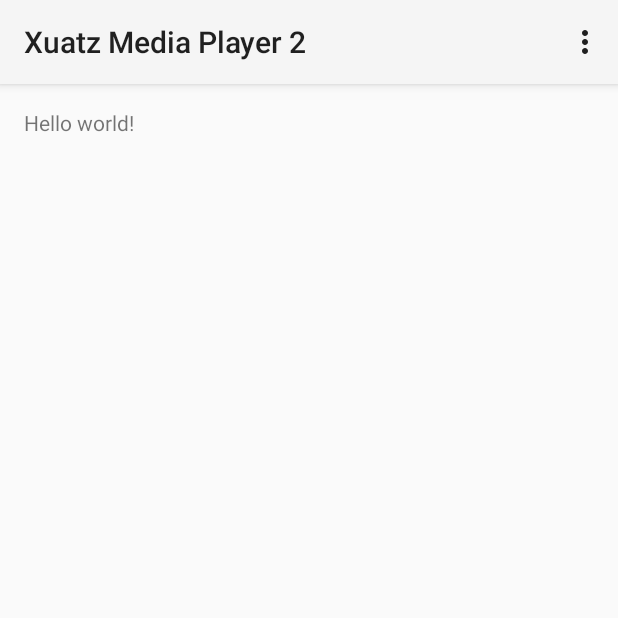
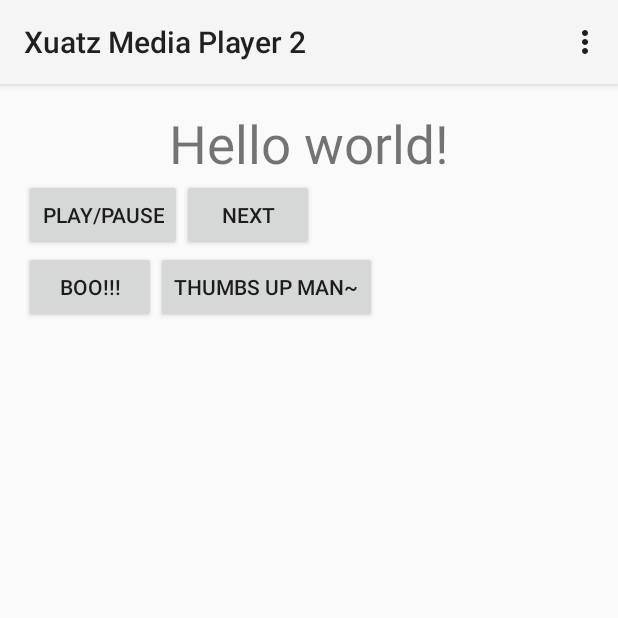
Before and after one commit to xuatz/XMPv2, an Android app: the screen it shows after launch (MainActivity), on a phone screen of 412 x 824 dp, the top half of it. Run offline under Robolectric (Android 15) with nearby library versions, the phone set to English and light mode, and no system bars; libraries missing offline, so code that uses them is left out: io.realm; 8 statements that could not run were skipped.

Commit message:
implemented play/pause and next buttons as well as handle intent broadcast + receivers with the introduction of broadcast intents, updateScreen() was also implemented to display current playing song. pending future work on dataCollection (skipped songs, thumbs up and down etc)

```diff
--- a/app/src/main/java/com/xuatzsolutions/xuatzmediaplayer2/MainActivity.java
+++ b/app/src/main/java/com/xuatzsolutions/xuatzmediaplayer2/MainActivity.java
@@ -2,9 +2,11 @@ package com.xuatzsolutions.xuatzmediaplayer2;
 
 import android.app.Activity;
 import android.app.ProgressDialog;
+import android.content.BroadcastReceiver;
 import android.content.ComponentName;
 import android.content.Context;
 import android.content.Intent;
+import android.content.IntentFilter;
 import android.content.ServiceConnection;
 import android.os.AsyncTask;
 import android.os.Bundle;
@@ -12,6 +14,9 @@ import android.os.IBinder;
 import android.util.Log;
 import android.view.Menu;
 import android.view.MenuItem;
+import android.view.View;
+import android.widget.Button;
+import android.widget.TextView;
 
 import com.xuatzsolutions.xuatzmediaplayer2.HelperClasses.MySongManager;
 import com.xuatzsolutions.xuatzmediaplayer2.Models.Track;
@@ -22,6 +27,10 @@ import io.realm.RealmResults;
 
 public class MainActivity extends Activity {
 
+
+    private static final String INTENT_BASE_NAME = "com.xuatzsolutions.xuatzmediaplayer2.MainActivity";
+    public static final String INTENT_PLAY_PAUSE = INTENT_BASE_NAME + ".PLAY_PAUSE_CLICKED";
+    public static final String INTENT_NEXT = INTENT_BASE_NAME + ".NEXT_CLICKED";
     private final String TAG = "MainActivity";
 
     MediaPlayerService mService;
@@ -29,6 +38,12 @@ public class MainActivity extends Activity {
 
     Realm realm = null;
 
+    private BroadcastReceiver mReceiver;
+    private IntentFilter intentFilter;
+
+    private TextView tvCurrentTrackTitle;
+    private Button btnPlayPause;
+    private Button btnNext;
 
     public void initService() {
         Log.d(TAG, "initService()");
@@ -39,11 +54,70 @@ public class MainActivity extends Activity {
     }
 
     @Override
+    protected void onCreate(Bundle savedInstanceState) {
+        super.onCreate(savedInstanceState);
+        setContentView(R.layout.activity_main);
+
+        realm = Realm.getInstance(MainActivity.this);
+
+        new PopulateSongLibrary().execute();
+
+        tvCurrentTrackTitle = (TextView) findViewById(R.id.tv_current_song_title);
+
+        mReceiver = new BroadcastReceiver() {
+            @Override
+            public void onReceive(Context context, Intent intent) {
+                if (intent.getAction().equals(MediaPlayerService.INTENT_MP_READY)) {
+                    Log.d(TAG, "onReceive() INTENT_MP_READY");
+                    //updateScreenAndRemoveNotiIfVisible();
+
+                    if (mService.getCurrentTrack() != null) {
+                        updateScreen();
+                    }
+                }
+            }
+        };
+
+        btnPlayPause = (Button) findViewById(R.id.btn_play_pause);
+        btnPlayPause.setOnClickListener(new View.OnClickListener() {
+            @Override
+            public void onClick(View v) {
+                sendBroadcast(new Intent().setAction(INTENT_PLAY_PAUSE));
+            }
+        });
+
+        btnNext = (Button) findViewById(R.id.btn_next);
+        btnNext.setOnClickListener(new View.OnClickListener() {
+            @Override
+            public void onClick(View v) {
+                sendBroadcast(new Intent().setAction(INTENT_NEXT));
+            }
+        });
+
+        intentFilter = new IntentFilter();
+        intentFilter.addAction(MediaPlayerService.INTENT_MP_READY);
+    }
+
+    @Override
     protected void onStart() {
         Log.d(TAG, "onStart()");
         super.onStart();
 
         initService();
+    }
+
+    @Override
+    protected void onResume() {
+        super.onResume();
+
+        this.registerReceiver(mReceiver, intentFilter);
+
+        Log.d(TAG, "mBound: " + mBound);
+        if (mBound) {
+            if (mService.isPlaying()) {
+                updateScreen();
+            }
+        }
     }
 
     @Override
@@ -59,9 +133,9 @@ public class MainActivity extends Activity {
         // Unbind from the service
         if (mBound) {
             unbindService(mConnection);
-            //mBound = false;
+            Log.d(TAG, "If mBound is true, there is a problem (xz, dun remove this really): " + mBound);
 
-            Log.d(TAG, "If mBound is false, something is wrong: " + mBound);
+            mBound = false; //TODO hopefully gt a better way to make it false den doing it manually
         }
     }
 
@@ -70,8 +144,9 @@ public class MainActivity extends Activity {
         super.onDestroy();
         Log.d(TAG, "onDestroy()");
 
-        //TODO until i have a stop button, we will kil the service onDestroy
-        stopService(new Intent(this, MediaPlayerService.class));
+        //stopService(new Intent(this, MediaPlayerService.class));
+
+        this.unregisterReceiver(mReceiver);
     }
 
     /** Defines callbacks for service binding, passed to bindService() */
@@ -86,25 +161,17 @@ public class MainActivity extends Activity {
             //for dev purpose, auto-start MP upon bound
             if (!mService.isPlaying()) {
                 mService.prepNextSong();
+            } else {
+                updateScreen();
             }
         }
 
         @Override
         public void onServiceDisconnected(ComponentName arg0) {
+            Log.d(TAG, "onServiceDisconnected()");
             mBound = false;
         }
     };
-
-
-    @Override
-    protected void onCreate(Bundle savedInstanceState) {
-        super.onCreate(savedInstanceState);
-        setContentView(R.layout.activity_main);
-
-        realm = Realm.getInstance(MainActivity.this);
-
-        new PopulateSongLibrary().execute();
-    }
 
     @Override
     public boolean onCreateOptionsMenu(Menu menu) {
@@ -128,7 +195,11 @@ public class MainActivity extends Activity {
         return super.onOptionsItemSelected(item);
     }
 
+    private void updateScreen() {
+        Log.d(TAG, "updateScreen()");
 
+        tvCurrentTrackTitle.setText(mService.getCurrentTrack().getTitle());
+    }
 
 
     private class PopulateSongLibrary extends AsyncTask<Void, Void, Void> {
--- a/app/src/main/res/layout/activity_main.xml
+++ b/app/src/main/res/layout/activity_main.xml
@@ -6,6 +6,42 @@
     android:paddingBottom="@dimen/activity_vertical_margin" tools:context=".MainActivity">
 
     <TextView android:text="@string/hello_world" android:layout_width="wrap_content"
-        android:layout_height="wrap_content" />
+        android:layout_height="wrap_content"
+        android:id="@+id/tv_current_song_title"
+        android:layout_alignParentTop="true"
+        android:layout_centerHorizontal="true"
+        android:textSize="35sp" />
+
+    <Button
+        android:layout_width="wrap_content"
+        android:layout_height="wrap_content"
+        android:text="Play/Pause"
+        android:id="@+id/btn_play_pause"
+        android:layout_below="@+id/tv_current_song_title"
+        android:layout_alignParentStart="true" />
+
+    <Button
+        android:layout_width="wrap_content"
+        android:layout_height="wrap_content"
+        android:text="Next"
+        android:id="@+id/btn_next"
+        android:layout_alignTop="@+id/btn_play_pause"
+        android:layout_toEndOf="@+id/btn_play_pause" />
+
+    <Button
+        android:layout_width="wrap_content"
+        android:layout_height="wrap_content"
+        android:text="Thumbs Up Man~"
+        android:id="@+id/btn_like"
+        android:layout_below="@+id/btn_play_pause"
+        android:layout_toEndOf="@+id/btn_dislike" />
+
+    <Button
+        android:layout_width="wrap_content"
+        android:layout_height="wrap_content"
+        android:text="BOO!!!"
+        android:id="@+id/btn_dislike"
+        android:layout_below="@+id/btn_play_pause"
+        android:layout_alignParentStart="true" />
 
 </RelativeLayout>
```
Also changed, not shown: app/src/main/java/com/xuatzsolutions/xuatzmediaplayer2/Services/MediaPlayerService.java (+42 -0 lines).
